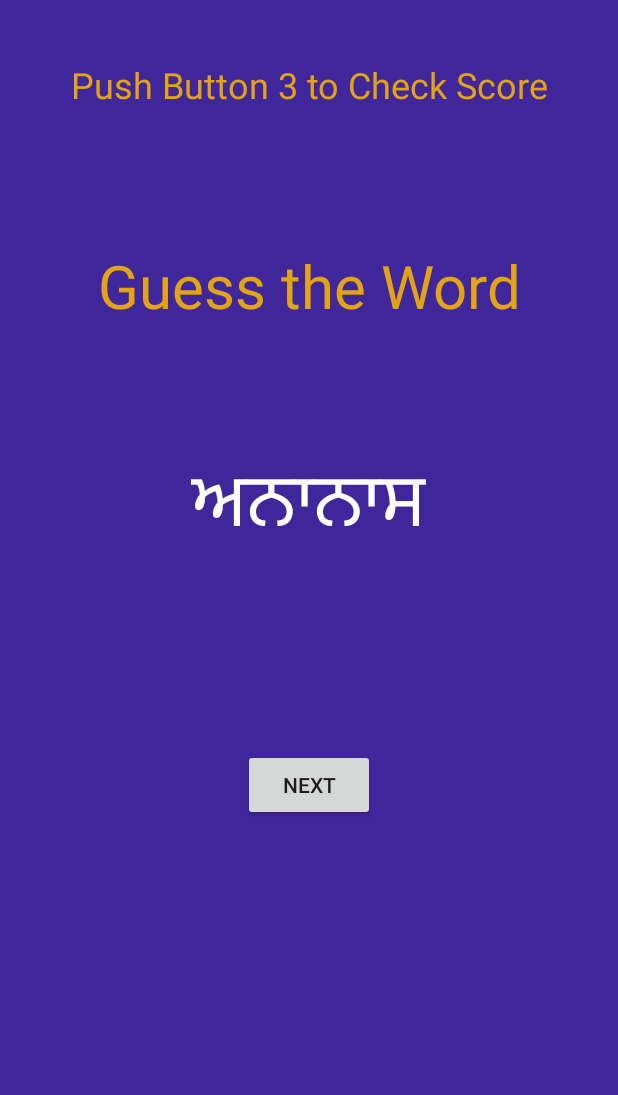
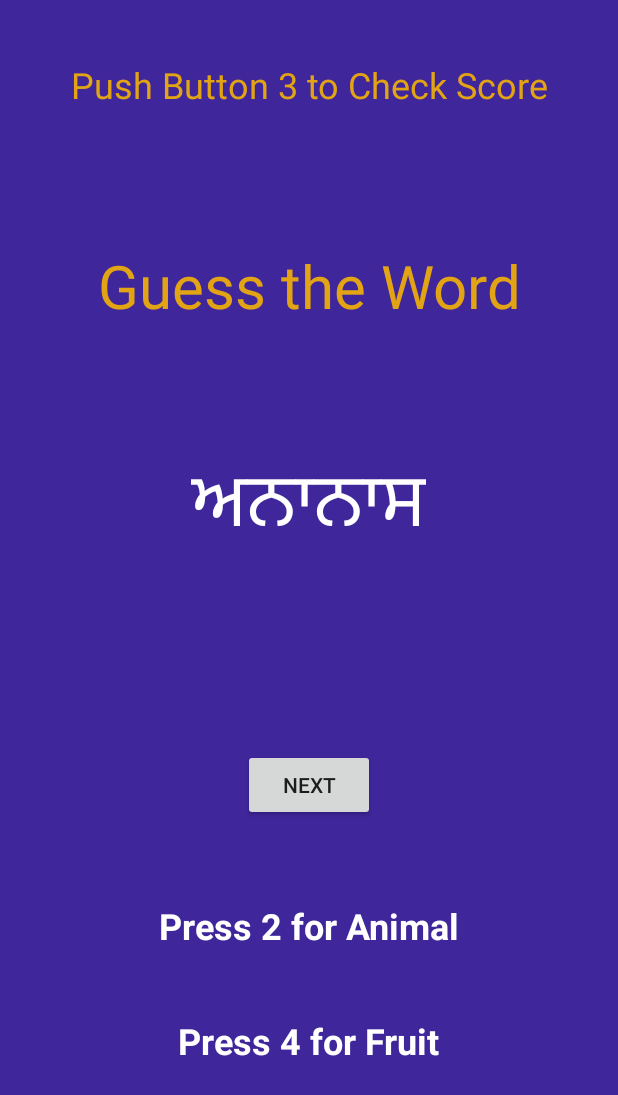
Before and after one commit to jagtarkhinda/AnimalVsFruit, an Android app: the screen it shows after launch (MainActivity), on a phone screen of 412 x 824 dp. Shown: the top 1095 px of the screen. Run offline under Robolectric (Android 15) with nearby library versions, the phone set to English and light mode, and no system bars; our stand-ins replace Firebase (no records; nobody signed in at launch, a user with empty details on screens opened directly); libraries missing offline, so code that uses them is left out: io.particle.android; 2 statements that could not run were skipped.

Commit message:
some minor changes

```diff
--- a/app/src/main/java/com/jagtar/animalvsfruit/MainActivity.java
+++ b/app/src/main/java/com/jagtar/animalvsfruit/MainActivity.java
@@ -230,7 +230,7 @@ public class MainActivity extends AppCompatActivity {
                                         }
                                     } else if (dataFromParticle.equals("3")) {
                                         if (devices.get(i).getDevice().getID().equals(particleId)) {
-                                            showScore.setText("Device " + (i + 1)+ " Score " + devices.get(i).getScore());
+                                            showScore.setText(devices.get(i).getDevice().getName() + " "+ devices.get(i).getScore());
 
                                         }
                                     }
--- a/app/src/main/res/layout/activity_main.xml
+++ b/app/src/main/res/layout/activity_main.xml
@@ -79,4 +79,44 @@
         app:layout_constraintStart_toStartOf="parent"
         app:layout_constraintTop_toTopOf="parent" />
 
+    <TextView
+        android:id="@+id/textView2"
+        android:layout_width="350dp"
+        android:layout_height="39dp"
+        android:layout_marginStart="8dp"
+        android:layout_marginTop="8dp"
+        android:layout_marginEnd="8dp"
+        android:layout_marginBottom="8dp"
+        android:text="Press 4 for Fruit"
+        android:textAlignment="center"
+        android:textColor="#FFFFFF"
+        android:textSize="24sp"
+        android:textStyle="bold"
+        app:layout_constraintBottom_toBottomOf="parent"
+        app:layout_constraintEnd_toEndOf="parent"
+        app:layout_constraintHorizontal_bias="0.488"
+        app:layout_constraintStart_toStartOf="parent"
+        app:layout_constraintTop_toBottomOf="@+id/button"
+        app:layout_constraintVertical_bias="0.551" />
+
+    <TextView
+        android:id="@+id/textView3"
+        android:layout_width="350dp"
+        android:layout_height="39dp"
+        android:layout_marginStart="8dp"
+        android:layout_marginTop="8dp"
+        android:layout_marginEnd="8dp"
+        android:layout_marginBottom="8dp"
+        android:text="Press 2 for Animal"
+        android:textAlignment="center"
+        android:textColor="#FFFFFF"
+        android:textSize="24sp"
+        android:textStyle="bold"
+        app:layout_constraintBottom_toBottomOf="parent"
+        app:layout_constraintEnd_toEndOf="parent"
+        app:layout_constraintHorizontal_bias="0.488"
+        app:layout_constraintStart_toStartOf="parent"
+        app:layout_constraintTop_toBottomOf="@+id/button"
+        app:layout_constraintVertical_bias="0.205" />
+
 </android.support.constraint.ConstraintLayout>
```
